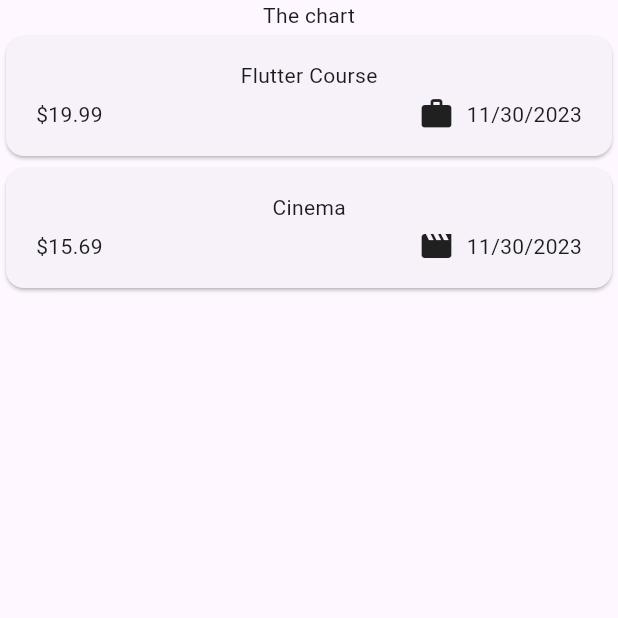
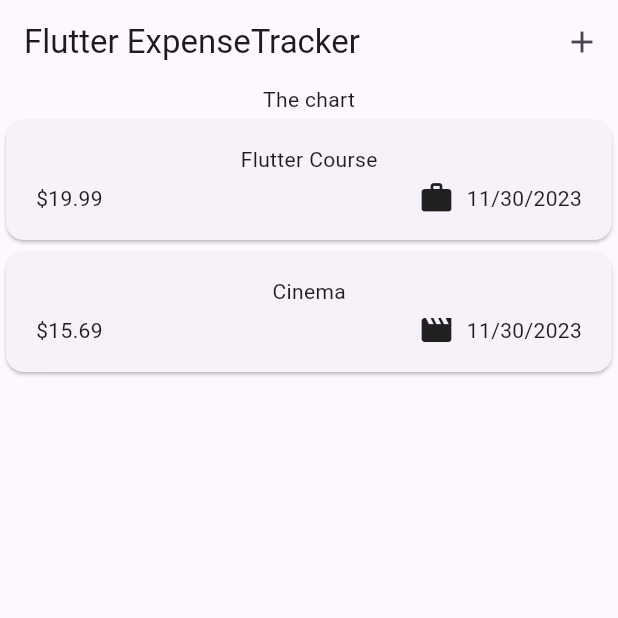
Before and after one commit to paulohc/flutter-expense-tracker, a Flutter app: the screen it shows after launch, on a phone screen of 412 x 824 dp, the top half of it. Run offline on Flutter 3.47's test engine with Material 3 defaults, Android fonts, the phone set to English and light mode, and no system bars.

Commit message:
feat: set AppBar

```diff
--- a/lib/widgets/expenses.dart
+++ b/lib/widgets/expenses.dart
@@ -30,6 +30,15 @@ class _ExpensesState extends State<Expenses> {
   @override
   Widget build(BuildContext context) {
     return Scaffold(
+      appBar: AppBar(
+        title: const Text('Flutter ExpenseTracker'),
+        actions: [
+          IconButton(
+            onPressed: () {},
+            icon: const Icon(Icons.add),
+          ),
+        ],
+      ),
       body: Column(
         children: [
           const Text('The chart'),
```
